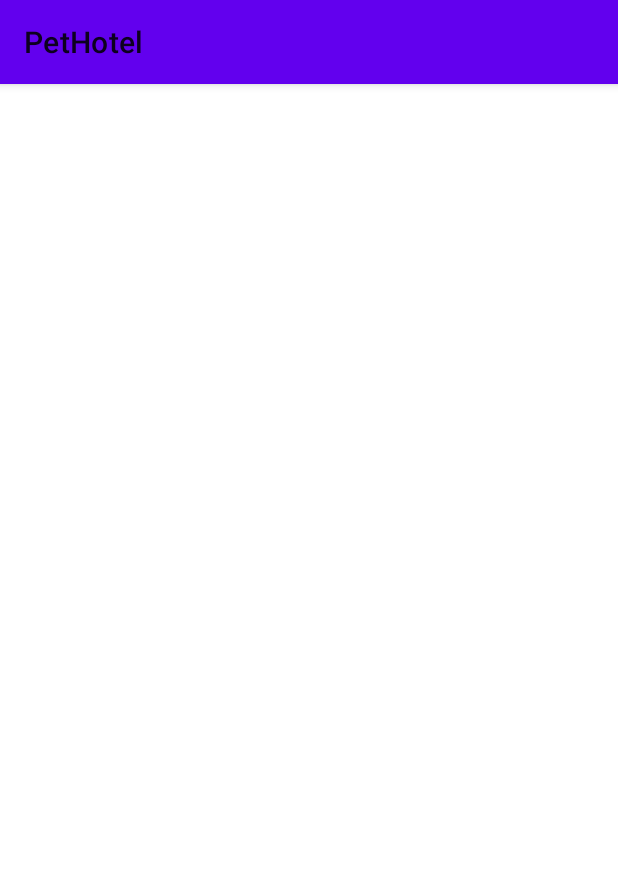
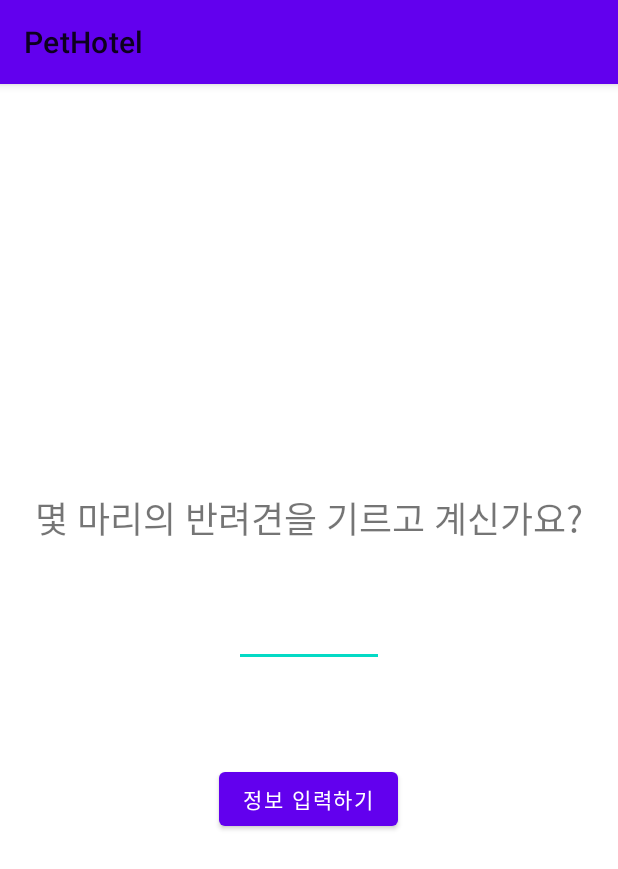
Before and after one commit to prography/6th-team3-android, an Android app: the fragment RegisterPetInfo shown on its own in the app's theme, on a phone screen of 412 x 824 dp. Shown: the top 869 px of the screen. Run offline under Robolectric (Android 15) with nearby library versions, the light colour scheme and no system bars.

Commit message:
Create Pet Info register layout

```diff
--- a/PetHotel/app/src/main/java/com/prography/pethotel/ui/MainActivity.kt
+++ b/PetHotel/app/src/main/java/com/prography/pethotel/ui/MainActivity.kt
@@ -13,7 +13,6 @@ class MainActivity : AppCompatActivity() {
         setContentView(R.layout.activity_main)
 
 
-
     }
 
 }
--- a/PetHotel/app/src/main/res/layout/register_pet_info_fragment.xml
+++ b/PetHotel/app/src/main/res/layout/register_pet_info_fragment.xml
@@ -1,24 +1,34 @@
 <?xml version="1.0" encoding="utf-8"?>
-<FrameLayout xmlns:android="http://schemas.android.com/apk/res/android"
+<LinearLayout xmlns:android="http://schemas.android.com/apk/res/android"
     xmlns:tools="http://schemas.android.com/tools"
     android:layout_width="match_parent"
     android:layout_height="match_parent"
+    android:orientation="vertical"
+    android:gravity="center"
     tools:context=".ui.RegisterPetInfo">
 
 
-<!--    강아지가 몇마리인지에 따라서 pet_info_layout.xml 의
-레이아웃이 동적으로 추가되도록 한다. -->
+    <TextView
+        android:id="@+id/tv_register_pet_how_many_pets_title"
+        android:textSize="@dimen/text_size_medium"
+        android:text="@string/how_many_dogs_question"
+        android:padding="@dimen/padding_small_4dp"
+        android:layout_width="wrap_content"
+        android:layout_height="wrap_content"/>
 
 
-<!--    강아지가 몇마리인지 물어보는 필드 -->
+    <EditText
+        android:id="@+id/et_register_pet_how_many_pets"
+        android:layout_marginTop="@dimen/margin_2x"
+        android:inputType="number"
+        android:layout_width="@dimen/number_input_edittext_width"
+        android:layout_height="wrap_content"/>
 
 
-<!--    강아지 정보 채워넣는 필드. 등록번호와 강아지 사진 입력  -->
+    <com.google.android.material.button.MaterialButton
+        android:layout_marginTop="@dimen/margin_3x"
+        android:text="정보 입력하기"
+        android:layout_width="wrap_content"
+        android:layout_height="wrap_content"/>
 
-
-<!--    건너뛰기 버튼 -->
-
-<!--    작성 완료 버튼 -->
-
-
-</FrameLayout>
+</LinearLayout>
--- a/PetHotel/app/src/main/res/values/dimens.xml
+++ b/PetHotel/app/src/main/res/values/dimens.xml
@@ -4,5 +4,9 @@
     <dimen name="activity_vertical_margin">16dp</dimen>
     <dimen name="margin_1x">16dp</dimen>
     <dimen name="margin_2x">32dp</dimen>
+    <dimen name="margin_3x">64dp</dimen>
+
     <dimen name="text_size_medium">24sp</dimen>
-</resources>
+    <dimen name="padding_small_4dp">4dp</dimen>
+    <dimen name="number_input_edittext_width">100dp</dimen>
+    </resources>
--- a/PetHotel/app/src/main/res/values/strings.xml
+++ b/PetHotel/app/src/main/res/values/strings.xml
@@ -22,4 +22,5 @@
     <string name="register_enter_email_title">이메일</string>
     <string name="register_enter_username_hint">이름/닉네임을 입력해 주세요</string>
     <string name="register_enter_username_title">이름/닉네임</string>
+    <string name="how_many_dogs_question">몇 마리의 반려견을 기르고 계신가요?</string>
 </resources>
```
Also changed, not shown: PetHotel/app/src/main/java/com/prography/pethotel/models/PetInfo.kt (added, +7 -0 lines), PetHotel/app/src/main/java/com/prography/pethotel/ui/LoginRegisterActivity.kt (+7 -1 lines), PetHotel/app/src/main/java/com/prography/pethotel/ui/PetDetailPagerAdapter.kt (added, +53 -0 lines), PetHotel/app/src/main/java/com/prography/pethotel/ui/RegisterPetInfoDetailFragment.kt (added, +74 -0 lines), PetHotel/app/src/main/java/com/prography/pethotel/ui/RegisterPetInfoDetailViewModel.kt (added, +7 -0 lines), PetHotel/app/src/main/res/layout/pet_info_layout.xml (+121 -3 lines), PetHotel/app/src/main/res/layout/register_pet_info_detail_fragment.xml (added, +14 -0 lines).
